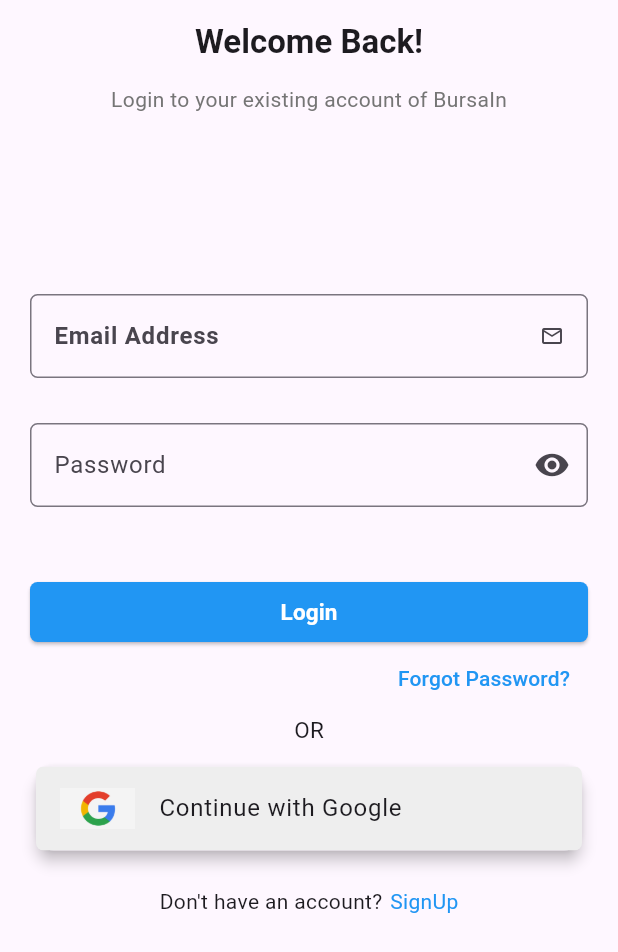
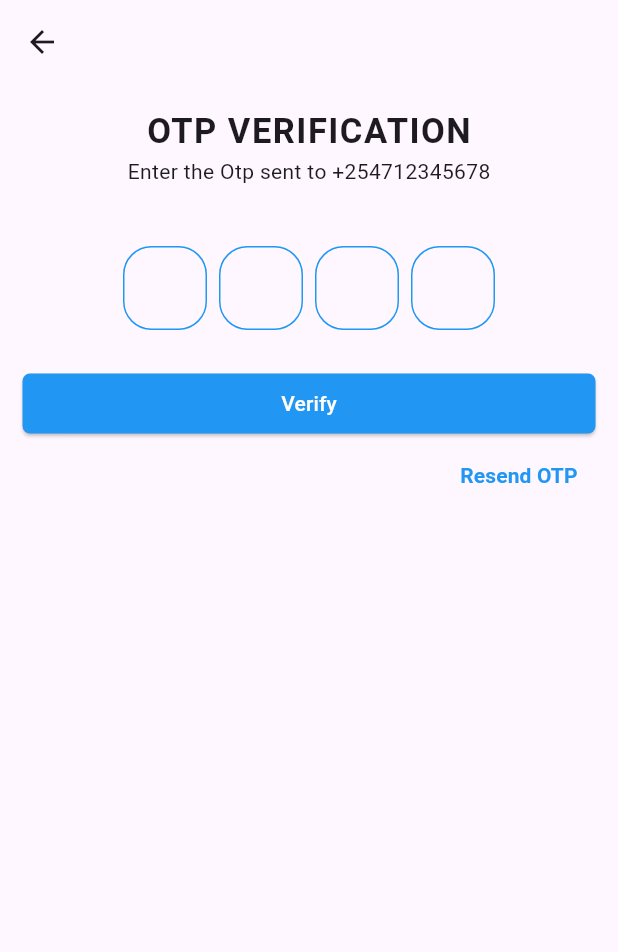
Before and after one commit to Its-Brayan/bursa_in_frontend, a Flutter app: the Login screen opened by its route, after a tap on "Login", on a phone screen of 412 x 824 dp. Shown: the top 952 px of the screen. Run offline on Flutter 3.47's test engine with Material 3 defaults, Android fonts, the phone set to English and light mode, and no system bars; drawn by our look-alikes of pinput.

Commit message:
feat:OTP page ui

```diff
--- a/lib/Screens/Authentication/Login.dart
+++ b/lib/Screens/Authentication/Login.dart
@@ -72,7 +72,9 @@ class _LoginState extends State<Login> {
                       SizedBox(
                         width: double.infinity,
                         height: 40,
-                        child: ElevatedButton(onPressed: (){}, child: Text("Login",
+                        child: ElevatedButton(onPressed: (){
+                          Navigator.pushNamed(context, "/otp");
+                        }, child: Text("Login",
                           style: TextStyle(
                             color: Colors.white,
                             fontSize: 15,
--- /dev/null
+++ b/lib/Screens/Authentication/OTP.dart
@@ -0,0 +1,138 @@
+import 'package:flutter/material.dart';
+import 'package:pinput/pinput.dart';
+class OTP extends StatefulWidget {
+  const OTP({super.key});
+
+  @override
+  State<OTP> createState() => _OTPState();
+}
+
+class _OTPState extends State<OTP> {
+  late final TextEditingController pinController;
+  late final FocusNode focusNode;
+  late final GlobalKey<FormState> formKey;
+
+  @override
+  void initState() {
+    // TODO: implement initState
+    super.initState();
+    formKey = GlobalKey<FormState>();
+    pinController = TextEditingController();
+    focusNode = FocusNode();
+  }
+  @override
+  void dispose() {
+    pinController.dispose();
+    focusNode.dispose();
+    super.dispose();
+  }
+  @override
+  Widget build(BuildContext context) {
+    const focusedBorderColor = Color.fromRGBO(23, 171, 144, 1);
+    const fillColor = Color.fromRGBO(243, 246, 249, 0);
+    const borderColor = Colors.blue;
+
+    final defaultPinTheme = PinTheme(
+      width: 56,
+      height: 56,
+      textStyle: const TextStyle(
+        fontSize: 22,
+        color: Color.fromRGBO(30, 60, 87, 1),
+      ),
+      decoration: BoxDecoration(
+        borderRadius: BorderRadius.circular(19),
+        border: Border.all(color: borderColor),
+      ),
+    );
+    return Scaffold(
+      appBar: AppBar(
+        automaticallyImplyLeading: true,
+      ),
+      body: SafeArea(child: Padding(
+        padding: const EdgeInsets.all(15.0),
+        child: Column(
+          children: [
+            Center(
+              child: Text("OTP VERIFICATION",
+              style: TextStyle(
+                fontWeight: FontWeight.w700,
+                fontSize: 23,
+                letterSpacing: 1
+              ),
+              ),
+            ),
+            Center(child: Text("Enter the Otp sent to +254712345678"),
+            ),
+            SizedBox(height: 40),
+            Pinput(
+
+              focusNode: focusNode,
+              defaultPinTheme: defaultPinTheme,
+              separatorBuilder: (index) => const SizedBox(width: 8),
+              validator: (value) {
+                return value == '2222' ? null : 'Pin is incorrect';
+              },
+              cursor: Column(
+                mainAxisAlignment: MainAxisAlignment.end,
+                children: [
+                  Container(
+                    margin: const EdgeInsets.only(bottom: 9),
+                    width: 22,
+                    height: 1,
+                    color: focusedBorderColor,
+                  ),
+                ],
+              ),
+              focusedPinTheme: defaultPinTheme.copyWith(
+                decoration: defaultPinTheme.decoration!.copyWith(
+                  borderRadius: BorderRadius.circular(8),
+                  border: Border.all(color: focusedBorderColor),
+                ),
+              ),
+              submittedPinTheme: defaultPinTheme.copyWith(
+                decoration: defaultPinTheme.decoration!.copyWith(
+                  color: fillColor,
+                  borderRadius: BorderRadius.circular(19),
+                  border: Border.all(color: focusedBorderColor),
+                ),
+              ),
+              errorPinTheme: defaultPinTheme.copyBorderWith(
+                border: Border.all(color: Colors.redAccent),
+              ),
+            ),
+            SizedBox(height: 25),
+
+             SizedBox(
+                width: double.infinity,
+                child: ElevatedButton(onPressed: (){}, child: Text(
+                  "Verify",
+                  style: TextStyle(
+                    color: Colors.white
+                  ),
+                ),
+                  style: ElevatedButton.styleFrom(
+                    backgroundColor: Colors.blue,
+                    shape: RoundedRectangleBorder(
+                      borderRadius: BorderRadius.circular(5)
+                    )
+                  ),
+                ),
+              ),
+            Row(
+              children: [
+                Spacer(),
+
+        TextButton(onPressed: (){}, child: Text("Resend OTP",
+        style: TextStyle(
+          color: Colors.blue,
+          fontWeight: FontWeight.w700,
+        ),)),
+
+              ],
+            )
+          ],
+        ),
+      )),
+    );
+  }
+}
--- a/lib/main.dart
+++ b/lib/main.dart
@@ -2,6 +2,7 @@ import 'package:flutter/material.dart';
 import 'package:bursary_inn/Screens/Authentication/Login.dart';
 import 'package:bursary_inn/Screens/Authentication/Singup.dart';
 import 'package:bursary_inn/Screens/Authentication/AfterSplash.dart';
+import 'package:bursary_inn/Screens/Authentication/OTP.dart';
 void main() {
   runApp(const MyApp());
 }
@@ -16,6 +17,8 @@ class MyApp extends StatelessWidget {
       debugShowCheckedModeBanner: false,
       initialRoute: '/aftersplash',
       routes: {
+        //Authentication routes
+        '/otp':(context) => OTP(),
         '/aftersplash':(context) => Aftersplash(),
         '/login':(context) => Login(),
         '/signup':(context) => Signup(),
--- a/pubspec.yaml
+++ b/pubspec.yaml
@@ -34,6 +34,7 @@ dependencies:
   # The following adds the Cupertino Icons font to your application.
   # Use with the CupertinoIcons class for iOS style icons.
   cupertino_icons: ^1.0.8
+  pinput: ^5.0.2
 
 dev_dependencies:
   flutter_test:
```
Also changed, not shown: pubspec.lock.
